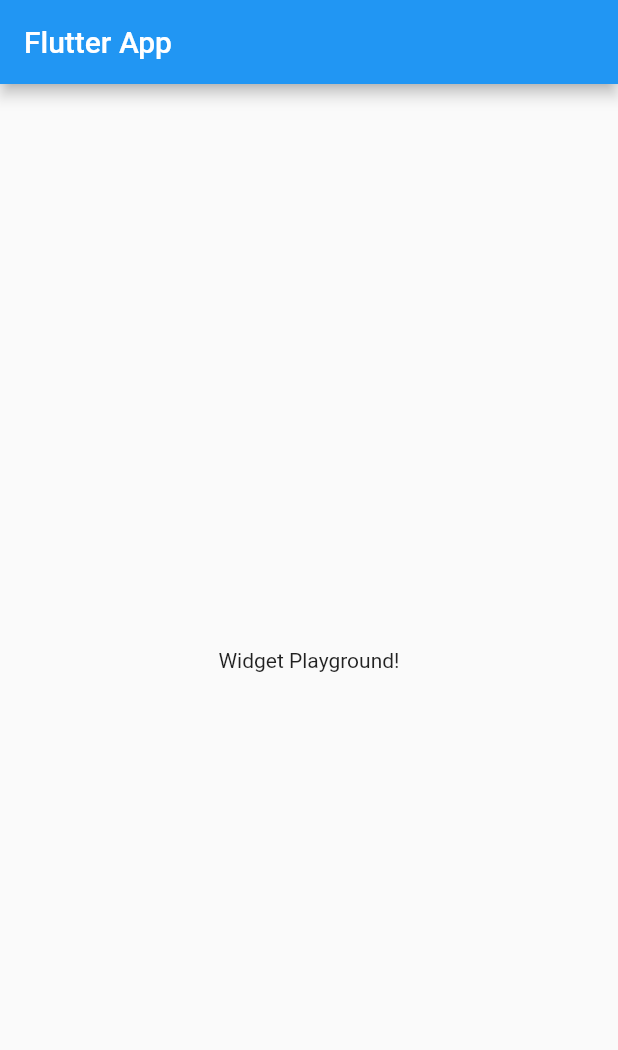
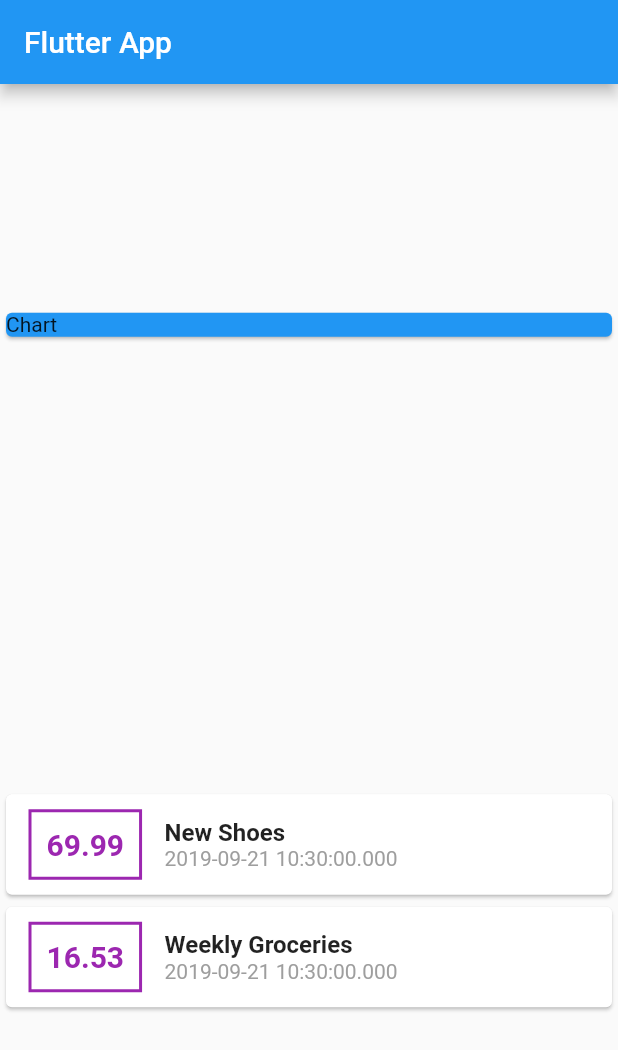
Before and after one commit to Snirdude/PersonalExpenseApp, a Flutter app: the screen it shows after launch, on a phone screen of 412 x 824 dp. Shown: the top 1050 px of the screen. Run offline on Flutter 3.47's test engine with Material 2 defaults, Android fonts, the phone set to English and light mode, and no system bars.

Commit message:
Lecture 76.

```diff
--- a/lib/main.dart
+++ b/lib/main.dart
@@ -1,4 +1,6 @@
 import 'package:flutter/material.dart';
+
+import './transaction.dart';
 
 void main() => runApp(MyApp());
 
@@ -7,33 +9,95 @@ class MyApp extends StatelessWidget {
   @override
   Widget build(BuildContext context) {
     return MaterialApp(
-      title: 'Flutter Demo',
-      theme: ThemeData(
-        // This is the theme of your application.
-        //
-        // Try running your application with "flutter run". You'll see the
-        // application has a blue toolbar. Then, without quitting the app, try
-        // changing the primarySwatch below to Colors.green and then invoke
-        // "hot reload" (press "r" in the console where you ran "flutter run",
-        // or simply save your changes to "hot reload" in a Flutter IDE).
-        // Notice that the counter didn't reset back to zero; the application
-        // is not restarted.
-        primarySwatch: Colors.blue,
-      ),
+      title: 'Flutter App',
       home: MyHomePage(),
     );
   }
 }
 
 class MyHomePage extends StatelessWidget {
+  final List<Transaction> transactions = [
+    Transaction(
+      id: 't1',
+      title: 'New Shoes',
+      amount: 69.99,
+      date: DateTime.now(),
+    ),
+    Transaction(
+      id: 't2',
+      title: 'Weekly Groceries',
+      amount: 16.53,
+      date: DateTime.now(),
+    ),
+  ];
+
   @override
   Widget build(BuildContext context) {
     return Scaffold(
       appBar: AppBar(
         title: Text('Flutter App'),
       ),
-      body: Center(
-        child: Text('Widget Playground!'),
+      body: Column(
+        mainAxisAlignment: MainAxisAlignment.spaceAround,
+        children: <Widget>[
+          Container(
+            child: Card(
+              child: Text('Chart'),
+              color: Colors.blue,
+            ),
+            width: double.infinity,
+          ),
+          Column(
+            children: transactions.map((tx) {
+              return Card(
+                child: Row(
+                  children: <Widget>[
+                    Container(
+                      margin: EdgeInsets.symmetric(
+                        vertical: 10,
+                        horizontal: 15,
+                      ),
+                      decoration: BoxDecoration(
+                        border: Border.all(
+                          color: Colors.purple,
+                          width: 2,
+                        ),
+                      ),
+                      padding: EdgeInsets.all(10),
+                      child: Text(
+                        tx.amount.toString(),
+                        style: TextStyle(
+                          fontWeight: FontWeight.bold,
+                          fontSize: 20,
+                          color: Colors.purple,
+                        ),
+                      ),
+                    ),
+                    Column(
+                      crossAxisAlignment: CrossAxisAlignment.start,
+                      children: <Widget>[
+                        Text(
+                          tx.title,
+                          textAlign: TextAlign.start,
+                          style: TextStyle(
+                            fontWeight: FontWeight.bold,
+                            fontSize: 16,
+                          ),
+                        ),
+                        Text(
+                          tx.date.toString(),
+                          style: TextStyle(
+                            color: Colors.grey,
+                          ),
+                        ),
+                      ],
+                    )
+                  ],
+                ),
+              );
+            }).toList(),
+          )
+        ],
       ),
     );
   }
--- /dev/null
+++ b/lib/transaction.dart
@@ -0,0 +1,15 @@
+import 'package:flutter/foundation.dart';
+
+class Transaction {
+  final String id;
+  final String title;
+  final double amount;
+  final DateTime date;
+
+  Transaction({
+    @required this.id,
+    @required this.title,
+    @required this.amount,
+    @required this.date,
+  });
+}
```
Also changed, not shown: 1 other file.
